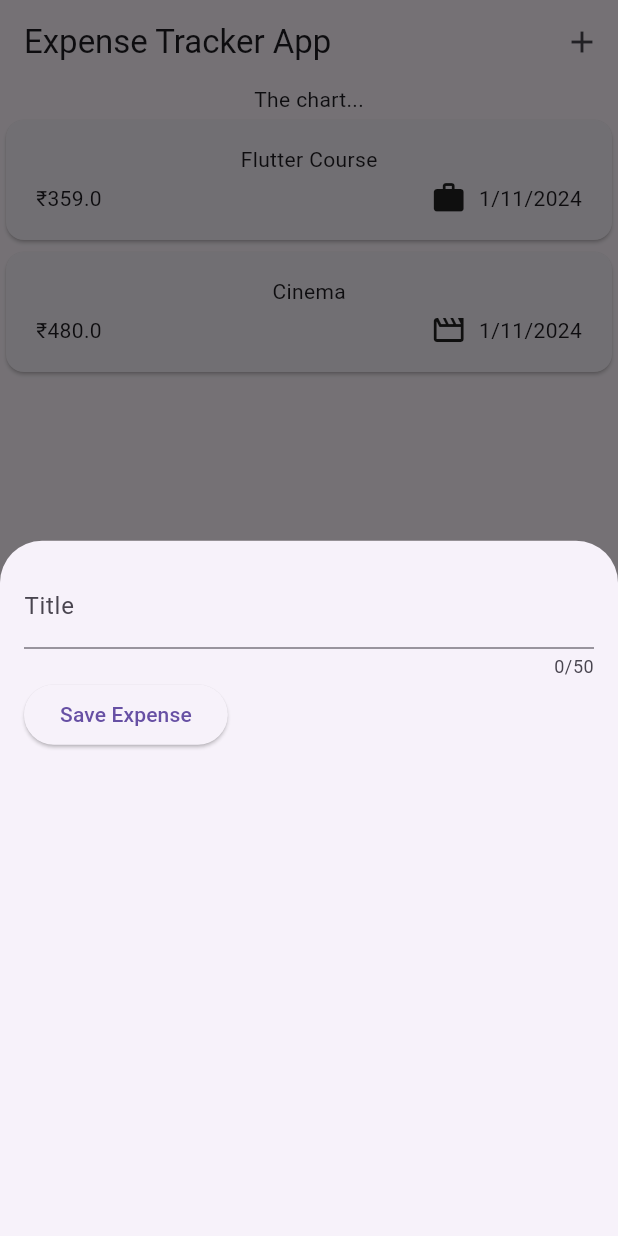
After one commit to dubeyanant/expense_tracker, a Flutter app: the screen it shows after launch, after a tap on the "add" icon, on a phone screen of 412 x 824 dp. The commit adds this screen. Run offline on Flutter 3.47's test engine with Material 3 defaults, Android fonts, the phone set to English and light mode, and no system bars.

Commit message:
feat: :sparkles: add bottom modal with an input field

```diff
--- a/lib/widgets/expenses.dart
+++ b/lib/widgets/expenses.dart
@@ -1,3 +1,4 @@
+import 'package:expense_tracker/widgets/new_expense.dart';
 import 'package:flutter/material.dart';
 
 import 'package:expense_tracker/models/expense.dart';
@@ -28,9 +29,25 @@ class _ExpensesState extends State<Expenses> {
     ),
   ];
 
+  void _openAddExpenseOverlay() {
+    showModalBottomSheet(
+      context: context,
+      builder: (ctx) => const NewExpense(),
+    );
+  }
+
   @override
   Widget build(BuildContext context) {
     return Scaffold(
+      appBar: AppBar(
+        title: const Text("Expense Tracker App"),
+        actions: [
+          IconButton(
+            onPressed: _openAddExpenseOverlay,
+            icon: const Icon(Icons.add),
+          )
+        ],
+      ),
       body: Column(
         children: [
           const Text("The chart..."),
--- /dev/null
+++ b/lib/widgets/new_expense.dart
@@ -0,0 +1,46 @@
+import 'package:flutter/material.dart';
+
+class NewExpense extends StatefulWidget {
+  const NewExpense({super.key});
+
+  @override
+  State<NewExpense> createState() {
+    return _NewExpenseState();
+  }
+}
+
+class _NewExpenseState extends State<NewExpense> {
+  var _enteredTitle = '';
+
+  void _saveTitleInput(String inputValue) {
+    _enteredTitle = inputValue;
+  }
+
+  @override
+  Widget build(BuildContext context) {
+    return Padding(
+      padding: const EdgeInsets.all(16),
+      child: Column(
+        children: [
+          TextField(
+            onChanged: _saveTitleInput,
+            maxLength: 50,
+            decoration: const InputDecoration(
+              label: Text('Title'),
+            ),
+          ),
+          Row(
+            children: [
+              ElevatedButton(
+                onPressed: () {
+                  print(_enteredTitle);
+                },
+                child: const Text('Save Expense'),
+              ),
+            ],
+          ),
+        ],
+      ),
+    );
+  }
+}
```
